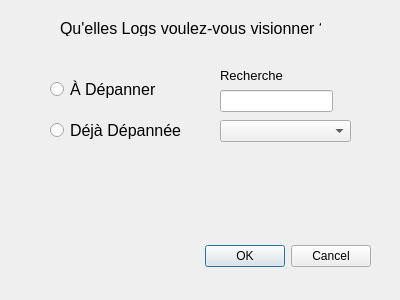
Above: logchoice.ui from Rhaven3/Project_SP-CE before the change. Below: the same form after it.
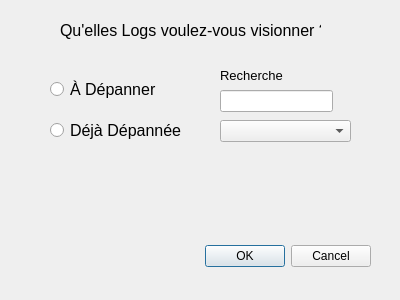
That is the form after the change.

```diff
--- a/logchoice.ui
+++ b/logchoice.ui
@@ -35,7 +35,7 @@
      <x>60</x>
      <y>20</y>
      <width>261</width>
-     <height>16</height>
+     <height>21</height>
     </rect>
    </property>
    <property name="font">
```
